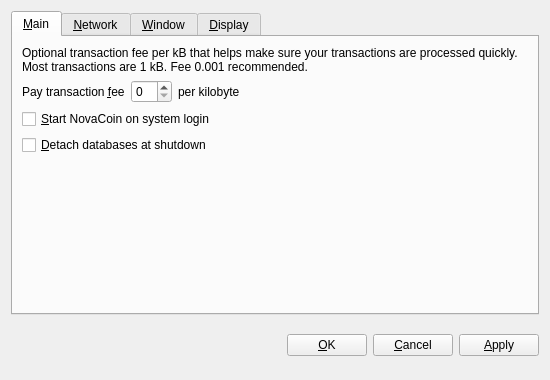
Qt form src/qt/forms/optionsdialog.ui (andrux2016/jurassiccoin) before a commit.
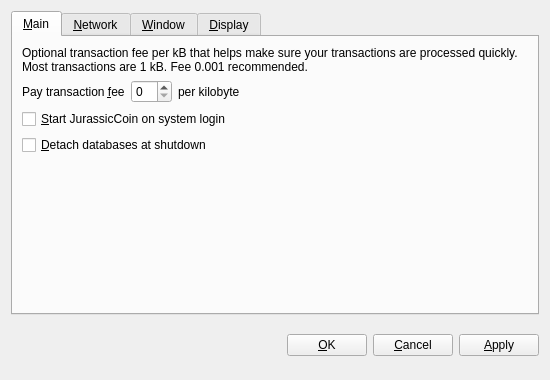
The same form after that commit. The open tabs and pages were chosen to show the change. Custom widgets are drawn as their Qt base class.

Patch:
```diff
--- a/src/qt/forms/optionsdialog.ui
+++ b/src/qt/forms/optionsdialog.ui
@@ -86,7 +86,7 @@
           <string>Automatically start NovaCoin after logging in to the system.</string>
          </property>
          <property name="text">
-          <string>&amp;Start NovaCoin on system login</string>
+          <string>&amp;Start JurassicCoin on system login</string>
          </property>
         </widget>
        </item>
```
Left out of the diff: 14 changed lines with no effect on the pictures.
